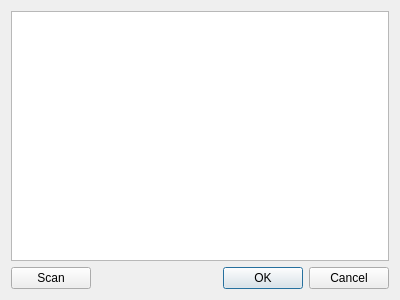
The window that oym8CHWave/dialogdevice.ui (oymotion/oym8CHWave) describes before a commit, drawn with Qt 5.
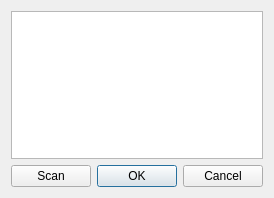
The same window after the commit.

What changed in the file:
```diff
--- a/oym8CHWave/dialogdevice.ui
+++ b/oym8CHWave/dialogdevice.ui
@@ -6,8 +6,8 @@
    <rect>
     <x>0</x>
     <y>0</y>
-    <width>400</width>
-    <height>300</height>
+    <width>257</width>
+    <height>198</height>
    </rect>
   </property>
   <property name="windowTitle">
```
Left out of the diff: 2 changed lines with no effect on the pictures.
